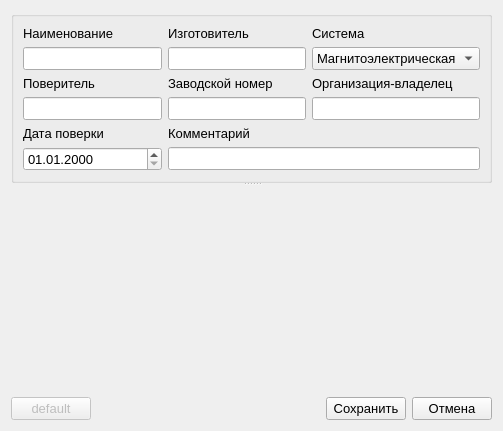
This is ui/edit_measure_parameters_form.ui in irsural/calibrator_pc as Qt 5 draws it before an edit. The edited form follows.
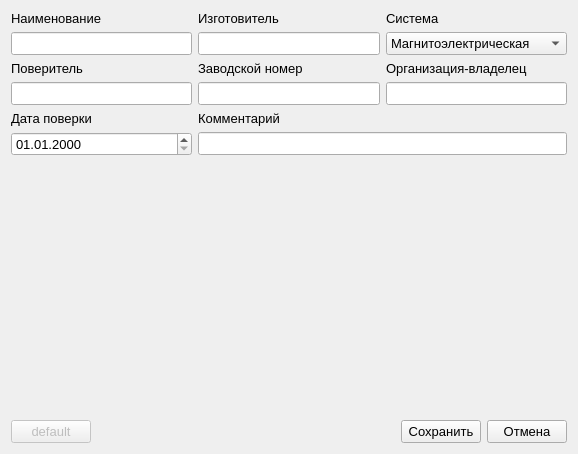
This is the edited form.

What changed in the file:
```diff
--- a/ui/edit_measure_parameters_form.ui
+++ b/ui/edit_measure_parameters_form.ui
@@ -6,8 +6,8 @@
    <rect>
     <x>0</x>
     <y>0</y>
-    <width>503</width>
-    <height>431</height>
+    <width>578</width>
+    <height>454</height>
    </rect>
   </property>
   <property name="font">
@@ -20,22 +20,6 @@
   </property>
   <layout class="QVBoxLayout" name="verticalLayout">
    <item>
-    <widget class="QSplitter" name="splitter">
-     <property name="orientation">
-      <enum>Qt::Vertical</enum>
-     </property>
-     <property name="opaqueResize">
-      <bool>true</bool>
-     </property>
-     <property name="handleWidth">
-      <number>2</number>
-     </property>
-     <property name="childrenCollapsible">
-      <bool>false</bool>
-     </property>
-     <widget class="QGroupBox" name="groupBox">
-      <layout class="QGridLayout" name="gridLayout_2">
-       <item row="0" column="1">
         <layout class="QGridLayout" name="gridLayout">
          <item row="0" column="1">
           <widget class="QLabel" name="label_5">
@@ -203,8 +187,7 @@
          </item>
         </layout>
        </item>
-      </layout>
-     </widget>
+   <item>
      <widget class="QWidget" name="widget_2" native="true">
       <property name="sizePolicy">
        <sizepolicy hsizetype="Preferred" vsizetype="Expanding">
@@ -213,6 +196,9 @@
        </sizepolicy>
       </property>
       <layout class="QHBoxLayout" name="horizontalLayout">
+      <property name="spacing">
+       <number>0</number>
+      </property>
        <property name="leftMargin">
         <number>0</number>
        </property>
@@ -229,7 +215,6 @@
         <layout class="QVBoxLayout" name="marks_widget_layout"/>
        </item>
       </layout>
-     </widget>
     </widget>
    </item>
    <item>
```
Left out of the diff: 2 changed lines with no effect on the pictures. Lines whose indentation alone changed are shown as unchanged.
